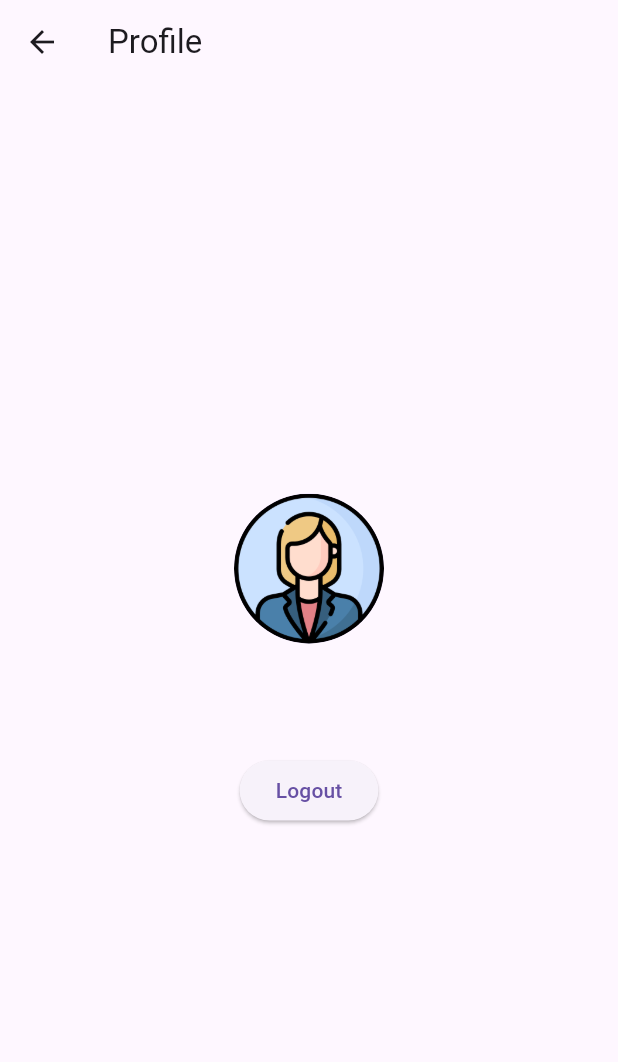
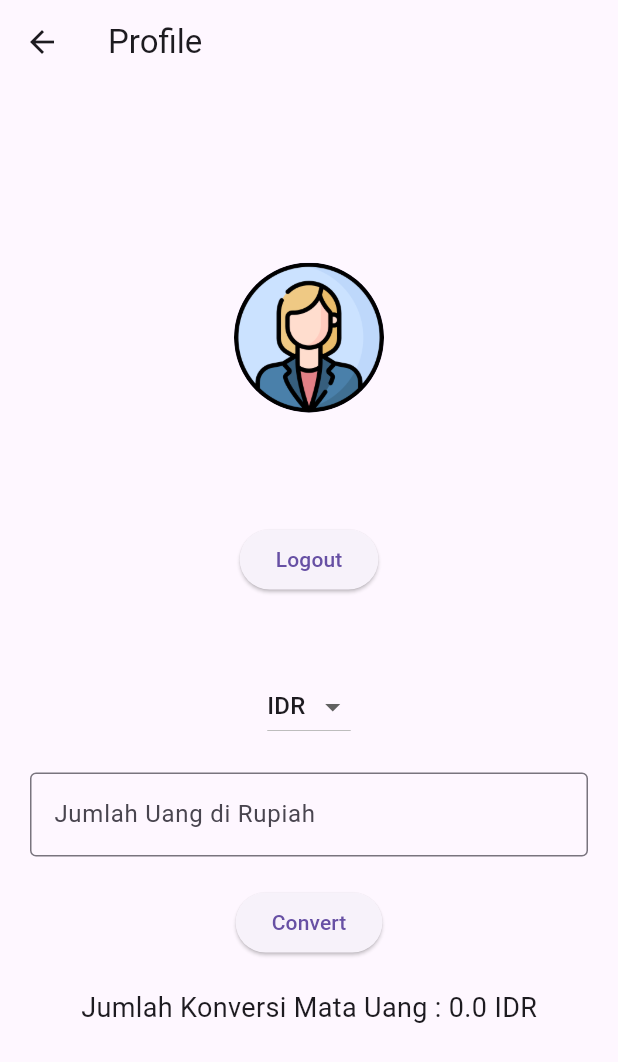
Before and after one commit to jeremykenneth7/weather_app_flutter, a Flutter app: the ProfilePage screen opened directly, on a phone screen of 412 x 824 dp. Shown: the top 1062 px of the screen. Run offline on Flutter 3.47's test engine with Material 3 defaults, Android fonts, the phone set to English and light mode, and no system bars; our stand-ins replace geocoding, geolocator, lottie, shared_preferences; accounts and stored records are empty; network calls fail.

Commit message:
buat konversi mata uang di profile

```diff
--- a/lib/profile.dart
+++ b/lib/profile.dart
@@ -1,5 +1,7 @@
 import 'package:flutter/material.dart';
 import 'package:shared_preferences/shared_preferences.dart';
+import 'package:http/http.dart' as http;
+import 'dart:convert';
 
 class ProfilePage extends StatefulWidget {
   @override
@@ -8,17 +10,43 @@ class ProfilePage extends StatefulWidget {
 
 class _ProfilePageState extends State<ProfilePage> {
   String? _username;
+  String _selectedCurrency = 'IDR';
+  double _exchangeRate = 1.0; // Default to 1 for IDR
+  final TextEditingController _amountController = TextEditingController();
+  double _convertedAmount = 0.0;
 
   @override
   void initState() {
     super.initState();
     _loadUsername();
+    _fetchExchangeRate();
   }
 
   Future<void> _loadUsername() async {
     final prefs = await SharedPreferences.getInstance();
     setState(() {
       _username = prefs.getString('username');
+    });
+  }
+
+  Future<void> _fetchExchangeRate() async {
+    final response = await http
+        .get(Uri.parse('https://api.exchangerate-api.com/v4/latest/IDR'));
+
+    if (response.statusCode == 200) {
+      final rates = json.decode(response.body)['rates'];
+      setState(() {
+        _exchangeRate = rates[_selectedCurrency];
+      });
+    } else {
+      throw Exception('Failed to load exchange rate');
+    }
+  }
+
+  void _convertCurrency() {
+    final amountInIDR = double.tryParse(_amountController.text) ?? 0.0;
+    setState(() {
+      _convertedAmount = amountInIDR * _exchangeRate;
     });
   }
 
@@ -52,6 +80,46 @@ class _ProfilePageState extends State<ProfilePage> {
                     },
                     child: const Text('Logout'),
                   ),
+                  const SizedBox(height: 50),
+                  DropdownButton<String>(
+                    value: _selectedCurrency,
+                    items: <String>['IDR', 'USD', 'EUR', 'JPY', 'GBP']
+                        .map((String value) {
+                      return DropdownMenuItem<String>(
+                        value: value,
+                        child: Text(value),
+                      );
+                    }).toList(),
+                    onChanged: (String? newValue) {
+                      setState(() {
+                        _selectedCurrency = newValue!;
+                        _fetchExchangeRate();
+                      });
+                    },
+                  ),
+                  const SizedBox(height: 20),
+                  Padding(
+                    padding: const EdgeInsets.symmetric(horizontal: 20.0),
+                    child: TextField(
+                      controller: _amountController,
+                      keyboardType: TextInputType.number,
+                      decoration: const InputDecoration(
+                        labelText: 'Jumlah Uang di Rupiah',
+                        border: OutlineInputBorder(),
+                      ),
+                    ),
+                  ),
+                  const SizedBox(height: 20),
+                  ElevatedButton(
+                    onPressed: _convertCurrency,
+                    child: const Text('Convert'),
+                  ),
+                  const SizedBox(height: 20),
+                  Text(
+                    'Jumlah Konversi Mata Uang : $_convertedAmount $_selectedCurrency',
+                    style: const TextStyle(fontSize: 18),
+                  ),
+                  const SizedBox(height: 20),
                 ],
               ),
       ),
```
